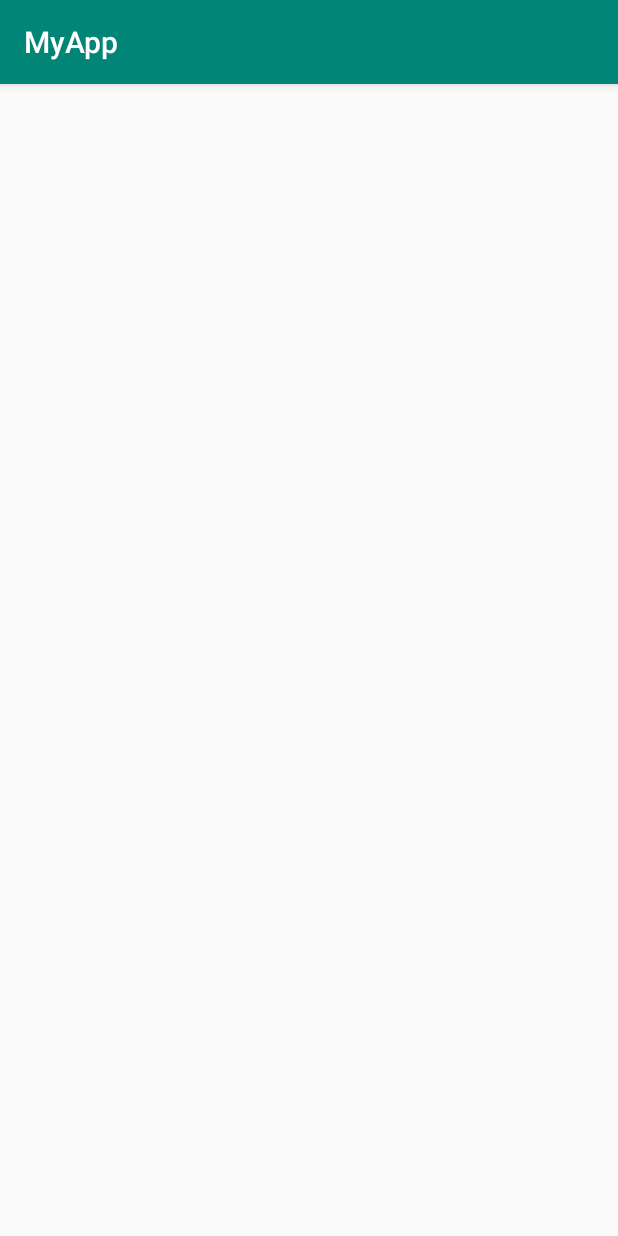
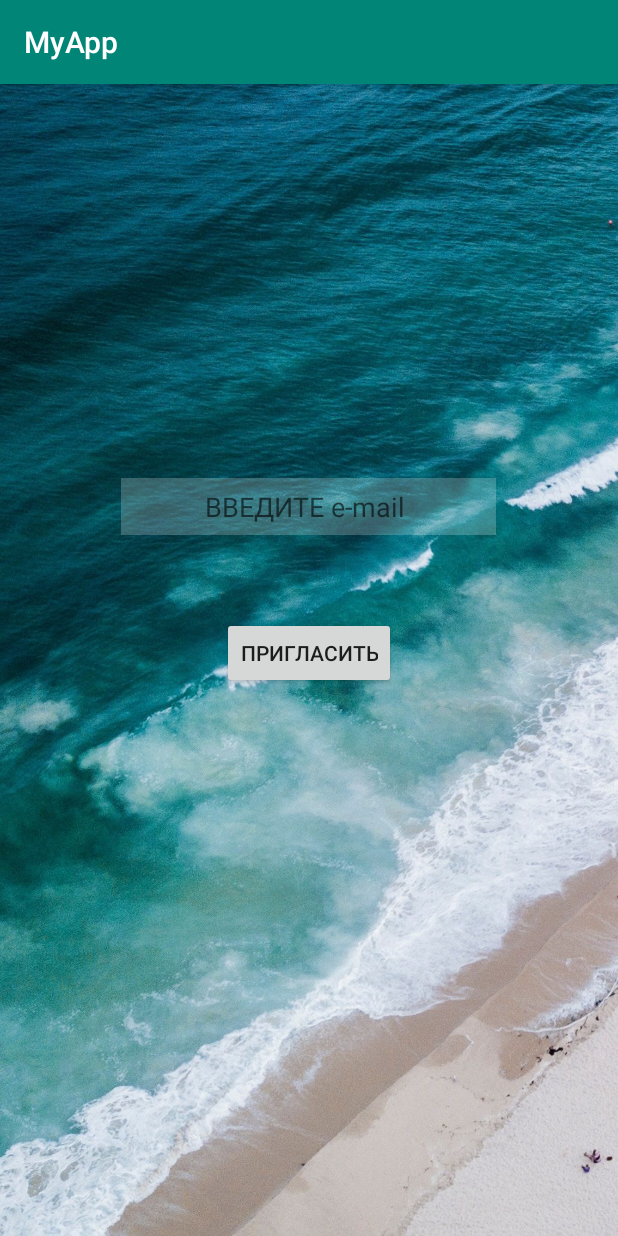
Before and after one commit to IlyaGolenya87/JavaStudy, an Android app: the JoinActivity screen opened directly, with no data from a screen before it, on a phone screen of 412 x 824 dp. Run offline under Robolectric (Android 15) with nearby library versions, the phone set to English and light mode, and no system bars.

Commit message:
17.03.2020

```diff
--- a/19.20.21/MyApp/app/src/main/java/com/example/myapp/JoinActivity.java
+++ b/19.20.21/MyApp/app/src/main/java/com/example/myapp/JoinActivity.java
@@ -3,12 +3,76 @@ package com.example.myapp;
 import androidx.appcompat.app.AppCompatActivity;
 
 import android.os.Bundle;
+import android.view.View;
+import android.widget.Button;
+import android.widget.EditText;
+
+import com.example.myapp.Utils.Dialog;
+import com.example.myapp.api.APIBuilder;
+import com.example.myapp.model.JoinRequest;
+import com.example.myapp.model.JoinResponse;
+
+import java.util.regex.Matcher;
+import java.util.regex.Pattern;
 
 public class JoinActivity extends AppCompatActivity {
+    private EditText email;
 
     @Override
     protected void onCreate(Bundle savedInstanceState) {
         super.onCreate(savedInstanceState);
         setContentView(R.layout.activity_join);
+
+        email = findViewById(R.id.email);
+        Button joinBtn = findViewById(R.id.joinBtn);
+
+        joinBtn.setOnClickListener(new View.OnClickListener() {
+            @Override
+            public void onClick(View v) {
+
+                if (email.getText().toString().equals("")) {
+                    Dialog.showErrorDialog(JoinActivity.this, "Укажите e-mail для отправки приглашения");
+                    return;
+
+                }
+
+                //проверка корректности ввода e-mail
+                String regex = "^(.+)@(.+)$";       //регулярное выражение
+                Pattern pattern = Pattern.compile(regex);
+                Matcher matcher = pattern.matcher(email.getText().toString());
+                if (!matcher.matches()) {
+                    Dialog.showErrorDialog(JoinActivity.this, "Укажите корректный e-mail");
+                    return;
+                }
+
+                join(email.getText().toString());
+
+            }
+
+        });
+
+    }
+
+    public void join(String email) {
+
+        JoinRequest joinRequest = new JoinRequest();
+        joinRequest.email = email;
+
+        APIBuilder<JoinRequest, JoinResponse> builder = new APIBuilder<>();
+        builder.execute("join", joinRequest, JoinResponse.class, new APIBuilder.onCallback<JoinResponse>() {
+            @Override
+            public void onResponce(JoinResponse resp) {
+                Dialog.showDialog(JoinActivity.this, "Запрос отправлен по указанному e-mail");
+                JoinActivity.this.email.setText("");
+            }
+
+            @Override
+            public void onError(Exception e) {
+
+                Dialog.showErrorDialog(JoinActivity.this, e.getMessage());
+
+            }
+        });
+
     }
 }
--- a/19.20.21/MyApp/app/src/main/java/com/example/myapp/api/ApiService.java
+++ b/19.20.21/MyApp/app/src/main/java/com/example/myapp/api/ApiService.java
@@ -17,7 +17,7 @@ public class ApiService {       //Класс будет предназначат
             instance = new ApiService();
             //Паттерн FabricBuilder (Фабричный конструктор)
             instance.mRetrofit = new Retrofit.Builder()
-                    .baseUrl("https://212f349f.ngrok.io")       //основной адрес сервера
+                    .baseUrl("https://48da1b80.ngrok.io")       //основной адрес сервера
                     .addConverterFactory(GsonConverterFactory.create())
                     .build();
 
--- a/19.20.21/MyApp/app/src/main/res/layout/activity_join.xml
+++ b/19.20.21/MyApp/app/src/main/res/layout/activity_join.xml
@@ -4,6 +4,33 @@
     xmlns:tools="http://schemas.android.com/tools"
     android:layout_width="match_parent"
     android:layout_height="match_parent"
+    android:background="@drawable/background"
     tools:context=".JoinActivity">
 
+    <EditText
+        android:id="@+id/email"
+        android:layout_width="250dp"
+        android:layout_height="38dp"
+        android:background="#36FFFFFF"
+        android:ems="10"
+        android:hint="ВВЕДИТЕ e-mail "
+        android:inputType="textEmailAddress"
+        android:textAlignment="center"
+        app:layout_constraintBottom_toBottomOf="parent"
+        app:layout_constraintEnd_toEndOf="parent"
+        app:layout_constraintHorizontal_bias="0.496"
+        app:layout_constraintStart_toStartOf="parent"
+        app:layout_constraintTop_toTopOf="parent"
+        app:layout_constraintVertical_bias="0.36" />
+
+    <Button
+        android:id="@+id/joinBtn"
+        android:layout_width="wrap_content"
+        android:layout_height="wrap_content"
+        android:text="ПРИГЛАСИТЬ"
+        app:layout_constraintBottom_toBottomOf="parent"
+        app:layout_constraintEnd_toEndOf="parent"
+        app:layout_constraintStart_toStartOf="parent"
+        app:layout_constraintTop_toBottomOf="@+id/email"
+        app:layout_constraintVertical_bias="0.13" />
 </androidx.constraintlayout.widget.ConstraintLayout>
```
Also changed, not shown: 19.20.21/MyApp/app/src/main/java/com/example/myapp/ConfirmActivity.java (+20 -0 lines), 19.20.21/MyApp/app/src/main/java/com/example/myapp/MainActivity.java (+10 -10 lines), 19.20.21/MyApp/app/src/main/java/com/example/myapp/RegisterActivity.java (+24 -2 lines), 19.20.21/MyApp/app/src/main/java/com/example/myapp/Utils/Dialog.java (added, +39 -0 lines), 19.20.21/MyApp/app/src/main/java/com/example/myapp/api/APIBuilder.java (+4 -12 lines), 19.20.21/MyApp/app/src/main/java/com/example/myapp/api/MyFamily.java (+6 -2 lines), 19.20.21/MyApp/app/src/main/java/com/example/myapp/model/JoinRequest.java (added, +9 -0 lines), 19.20.21/MyApp/app/src/main/java/com/example/myapp/model/JoinResponse.java (added, +13 -0 lines), 19.20.21/MyApp/app/src/main/res/layout/activity_start.xml (+4 -4 lines).
